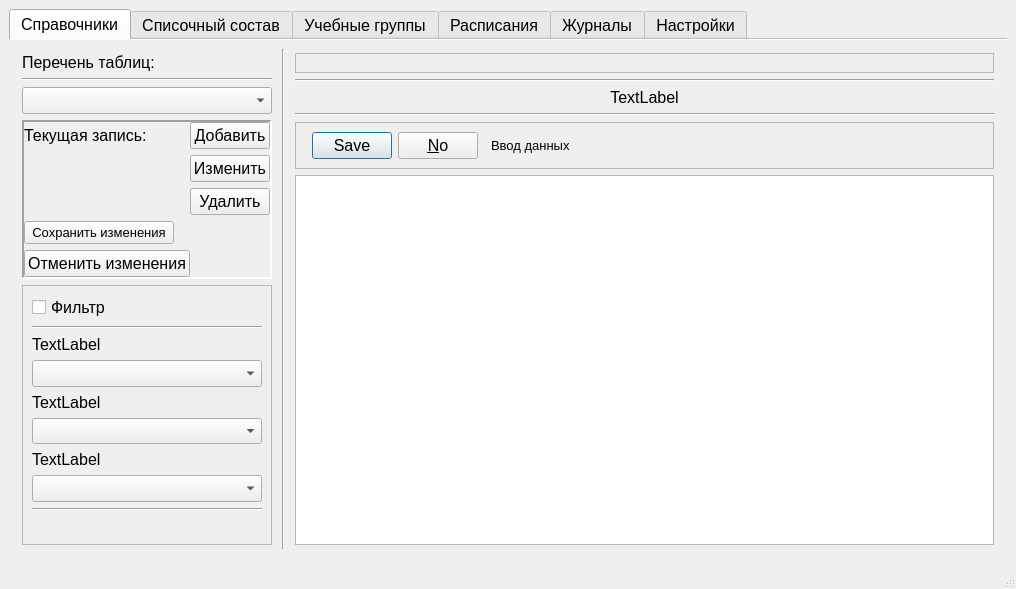
First picture: the form in widgets/MainWindow.ui, repository AlexanderSokolov69/Journals, before the edit.
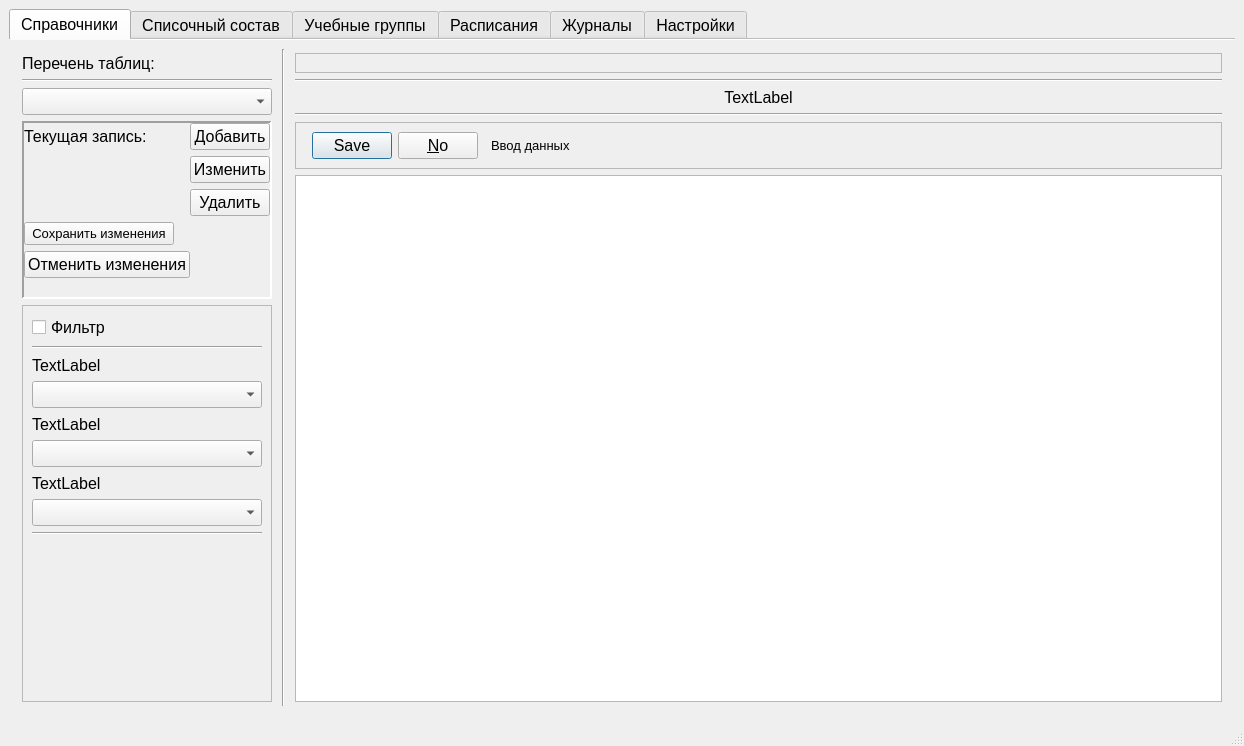
Second picture: the form after the edit. Icons and pictures are not drawn.

Patch:
```diff
--- a/widgets/MainWindow.ui
+++ b/widgets/MainWindow.ui
@@ -6,14 +6,14 @@
    <rect>
     <x>0</x>
     <y>0</y>
-    <width>1016</width>
-    <height>589</height>
+    <width>1244</width>
+    <height>746</height>
    </rect>
   </property>
   <property name="minimumSize">
    <size>
-    <width>800</width>
-    <height>580</height>
+    <width>1200</width>
+    <height>600</height>
    </size>
   </property>
   <property name="windowTitle">
```
Left out of the diff: 4 changed lines with no effect on the pictures.
